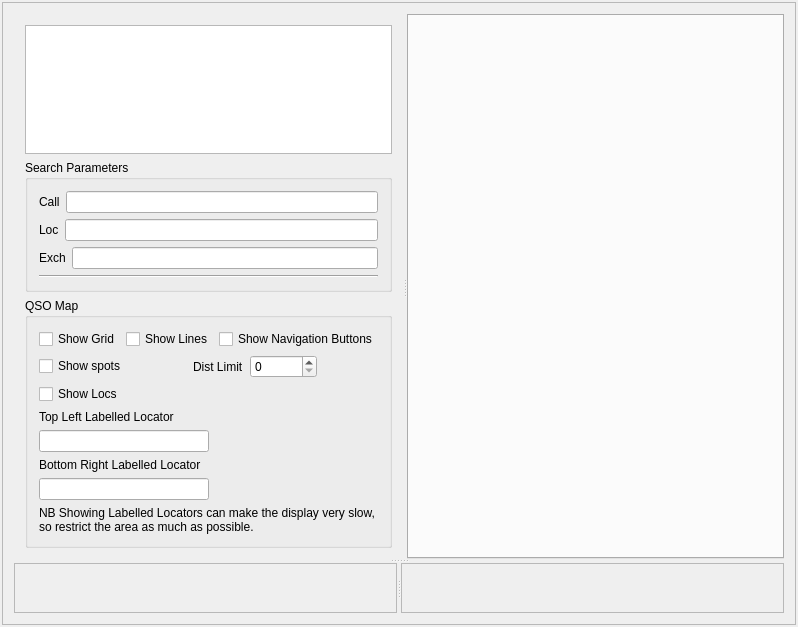
Qt form mqt/MqtMonitor/MonitorMain.ui (Rsclub22/Minos2-Mirror) before a commit.
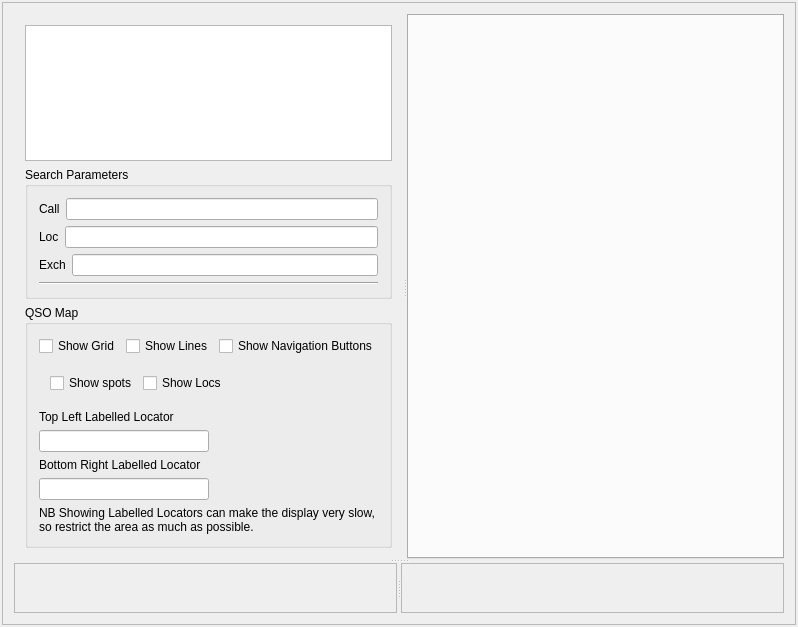
The same form after that commit. Custom widgets are drawn as their Qt base class.

Commit message: Use a filter dialog for the QSO map modes and distance

Diff of the .ui file:
```diff
--- a/mqt/MqtMonitor/MonitorMain.ui
+++ b/mqt/MqtMonitor/MonitorMain.ui
@@ -168,6 +168,7 @@
                 </layout>
                </item>
                <item>
+                <widget class="QFrame" name="">
                 <layout class="QHBoxLayout" name="horizontalLayout_5">
                  <item>
                   <widget class="QCheckBox" name="mapShowSpots">
@@ -177,51 +178,6 @@
                   </widget>
                  </item>
                  <item>
-                  <spacer name="horizontalSpacer">
-                   <property name="orientation">
-                    <enum>Qt::Horizontal</enum>
-                   </property>
-                   <property name="sizeHint" stdset="0">
-                    <size>
-                     <width>40</width>
-                     <height>20</height>
-                    </size>
-                   </property>
-                  </spacer>
-                 </item>
-                 <item>
-                  <widget class="QLabel" name="label_4">
-                   <property name="text">
-                    <string>Dist Limit</string>
-                   </property>
-                  </widget>
-                 </item>
-                 <item>
-                  <widget class="QSpinBox" name="clusterDistanceLimit">
-                   <property name="maximum">
-                    <number>100000</number>
-                   </property>
-                   <property name="singleStep">
-                    <number>100</number>
-                   </property>
-                  </widget>
-                 </item>
-                 <item>
-                  <spacer name="horizontalSpacer_2">
-                   <property name="orientation">
-                    <enum>Qt::Horizontal</enum>
-                   </property>
-                   <property name="sizeHint" stdset="0">
-                    <size>
-                     <width>40</width>
-                     <height>20</height>
-                    </size>
-                   </property>
-                  </spacer>
-                 </item>
-                </layout>
-               </item>
-               <item>
                 <widget class="QCheckBox" name="showLocs">
                  <property name="text">
                   <string>Show Locs</string>
@@ -229,6 +185,22 @@
                 </widget>
                </item>
                <item>
+                   <spacer name="horizontalSpacer_2">
+                    <property name="orientation">
+                     <enum>Qt::Orientation::Horizontal</enum>
+                    </property>
+                    <property name="sizeHint" stdset="0">
+                     <size>
+                      <width>40</width>
+                      <height>20</height>
+                     </size>
+                    </property>
+                   </spacer>
+                  </item>
+                 </layout>
+                </widget>
+               </item>
+               <item>
                 <widget class="QLabel" name="label_5">
                  <property name="text">
                   <string>Top Left Labelled Locator</string>
```
Left out of the diff: 28 changed lines with no effect on the pictures. Lines whose indentation alone changed are shown as unchanged. The commit also changes 32 other files.
